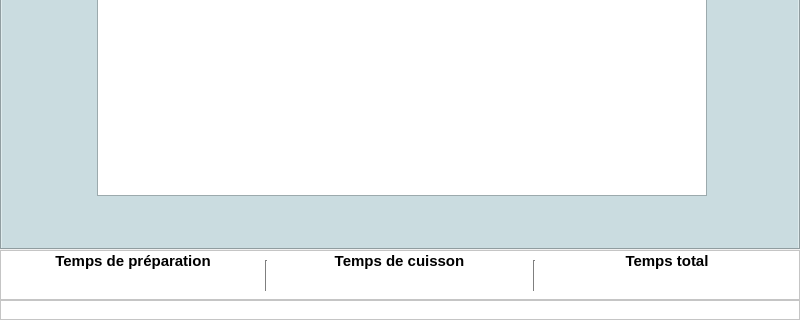
First picture: the form in LecteurRecette/presentation.ui, repository Azarote/ProjetIHMDutSem2, before the edit; both pictures show x 0 to 800 and y 280 to 600 of the 800 by 600 pixel window.
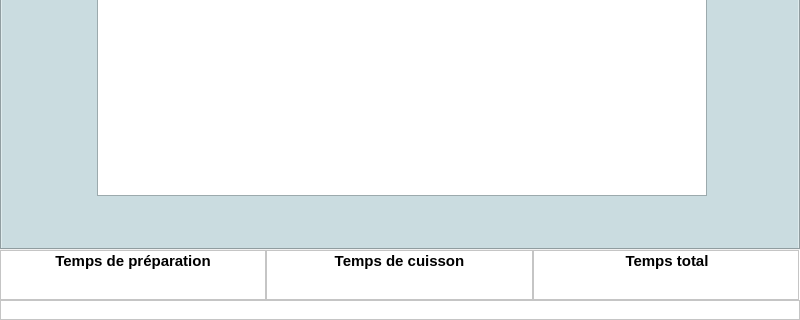
Second picture: the form after the edit.

Commit message: Debut affichage temps

The edit to the form file:
```diff
--- a/LecteurRecette/presentation.ui
+++ b/LecteurRecette/presentation.ui
@@ -1081,38 +1081,12 @@
     <set>Qt::AlignCenter</set>
    </property>
   </widget>
-  <widget class="Line" name="Separation1">
-   <property name="geometry">
-    <rect>
-     <x>256</x>
-     <y>540</y>
-     <width>20</width>
-     <height>31</height>
-    </rect>
-   </property>
-   <property name="orientation">
-    <enum>Qt::Vertical</enum>
-   </property>
-  </widget>
-  <widget class="Line" name="Separation2">
-   <property name="geometry">
-    <rect>
-     <x>524</x>
-     <y>540</y>
-     <width>20</width>
-     <height>31</height>
-    </rect>
-   </property>
-   <property name="orientation">
-    <enum>Qt::Vertical</enum>
-   </property>
-  </widget>
-  <widget class="QListView" name="contenuTemps">
+  <widget class="QListView" name="contenuTempsPrep">
    <property name="geometry">
     <rect>
      <x>0</x>
      <y>530</y>
-     <width>800</width>
+     <width>266</width>
      <height>50</height>
     </rect>
    </property>
@@ -1127,6 +1101,28 @@
     </rect>
    </property>
   </widget>
+  <widget class="QListView" name="contenuTempsCuisson">
+   <property name="geometry">
+    <rect>
+     <x>266</x>
+     <y>530</y>
+     <width>267</width>
+     <height>50</height>
+    </rect>
+   </property>
+  </widget>
+  <widget class="QListView" name="contenuTempsTotal">
+   <property name="geometry">
+    <rect>
+     <x>533</x>
+     <y>530</y>
+     <width>266</width>
+     <height>50</height>
+    </rect>
+   </property>
+  </widget>
+  <zorder>contenuTempsTotal</zorder>
+  <zorder>contenuTempsCuisson</zorder>
   <zorder>contenuURL</zorder>
   <zorder>contenuTemps</zorder>
   <zorder>labelTpsPreparation</zorder>
```
Left out of the diff: 4 changed lines with no effect on the pictures. The commit also changes 5 other files.
